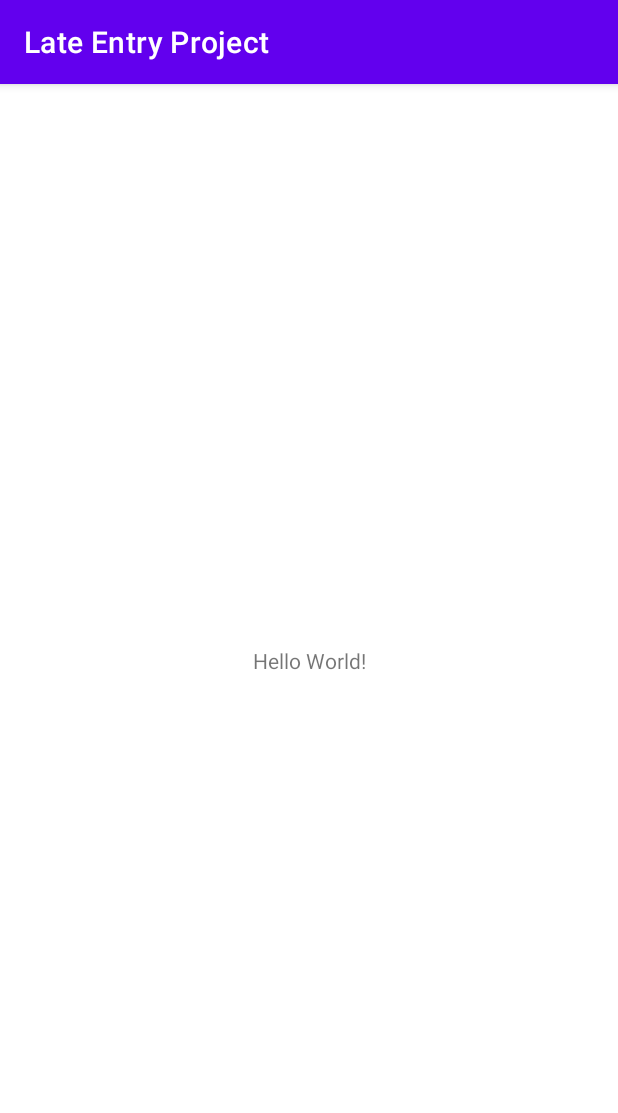
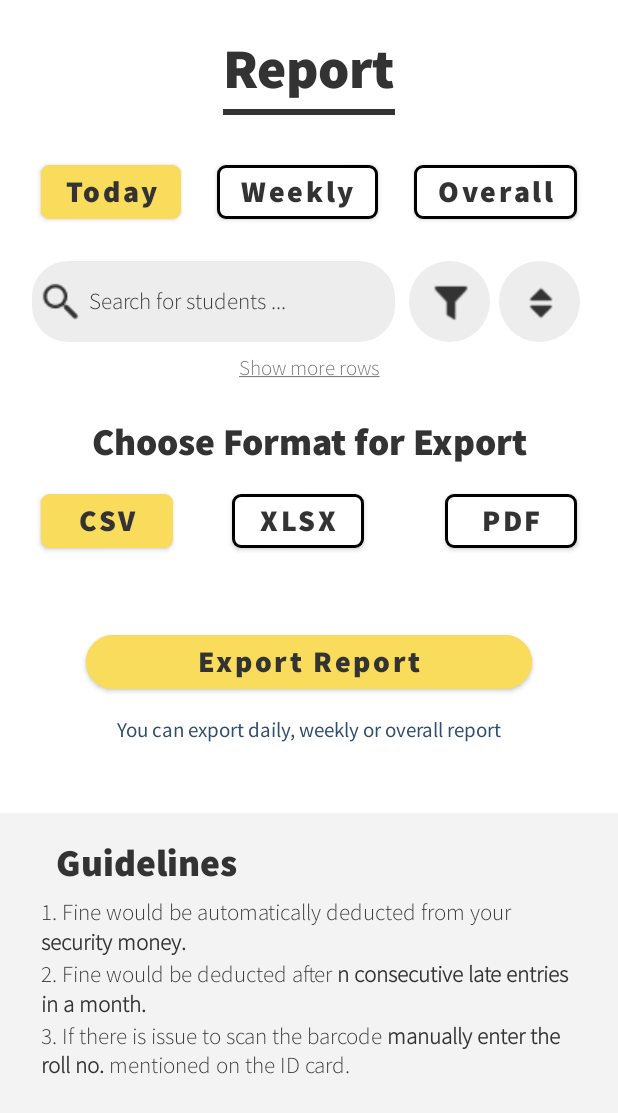
Before and after one commit to Jyotsna2002/Late-Entry-Project, an Android app: the screen it shows after launch (MainActivity), on a phone screen of 412 x 824 dp. Shown: the top 1113 px of the screen. Run offline under Robolectric (Android 15) with nearby library versions, the phone set to English and light mode, and no system bars.

Commit message:
created report layout

```diff
--- a/app/build.gradle
+++ b/app/build.gradle
@@ -29,6 +29,9 @@ android {
     kotlinOptions {
         jvmTarget = '1.8'
     }
+    buildFeatures{
+        viewBinding true
+    }
 }
 
 dependencies {
--- a/app/src/main/java/com/example/lateentryproject/MainActivity.kt
+++ b/app/src/main/java/com/example/lateentryproject/MainActivity.kt
@@ -2,10 +2,16 @@ package com.example.lateentryproject
 
 import androidx.appcompat.app.AppCompatActivity
 import android.os.Bundle
+import com.example.lateentryproject.databinding.ActivityMainBinding
 
 class MainActivity : AppCompatActivity() {
+    private lateinit var binding: ActivityMainBinding
+
     override fun onCreate(savedInstanceState: Bundle?) {
         super.onCreate(savedInstanceState)
-        setContentView(R.layout.activity_main)
+        binding = ActivityMainBinding.inflate(layoutInflater)
+        setContentView(binding.root)
+
+        supportFragmentManager.beginTransaction().replace(R.id.fragmentContainerView, Report()).commit()
     }
 }
--- /dev/null
+++ b/app/src/main/java/com/example/lateentryproject/Report.kt
@@ -0,0 +1,18 @@
+package com.example.lateentryproject
+
+import android.os.Bundle
+import android.view.View
+import androidx.fragment.app.Fragment
+import com.example.lateentryproject.databinding.ReportBinding
+
+class Report : Fragment(R.layout.report) {
+	private lateinit var binding: ReportBinding
+
+	override fun onViewCreated(view: View, savedInstanceState: Bundle?) {
+		super.onViewCreated(view, savedInstanceState)
+		binding = ReportBinding.bind(view)
+		binding.apply {
+
+		}
+	}
+}
--- /dev/null
+++ b/app/src/main/res/drawable/edit_text_background.xml
@@ -0,0 +1,8 @@
+<?xml version="1.0" encoding="utf-8"?>
+<shape xmlns:android="http://schemas.android.com/apk/res/android"
+    android:shape="rectangle">
+
+    <solid android:color="@color/grey"/>
+    <corners android:radius="23.6842dp"/>
+
+</shape>
--- a/app/src/main/res/layout/activity_main.xml
+++ b/app/src/main/res/layout/activity_main.xml
@@ -6,13 +6,13 @@
     android:layout_height="match_parent"
     tools:context=".MainActivity">
 
-    <TextView
-        android:layout_width="wrap_content"
-        android:layout_height="wrap_content"
-        android:text="Hello World!"
-        app:layout_constraintBottom_toBottomOf="parent"
-        app:layout_constraintLeft_toLeftOf="parent"
-        app:layout_constraintRight_toRightOf="parent"
+    <androidx.fragment.app.FragmentContainerView
+        android:id="@+id/fragmentContainerView"
+        android:layout_width="match_parent"
+        android:layout_height="match_parent"
+        app:layout_constraintBottom_toTopOf="parent"
+        app:layout_constraintEnd_toEndOf="parent"
+        app:layout_constraintStart_toStartOf="parent"
         app:layout_constraintTop_toTopOf="parent" />
 
 </androidx.constraintlayout.widget.ConstraintLayout>
--- /dev/null
+++ b/app/src/main/res/layout/report.xml
@@ -0,0 +1,258 @@
+<?xml version="1.0" encoding="utf-8"?>
+<ScrollView xmlns:android="http://schemas.android.com/apk/res/android"
+    xmlns:app="http://schemas.android.com/apk/res-auto"
+    android:layout_width="match_parent"
+    android:layout_height="match_parent">
+
+    <androidx.constraintlayout.widget.ConstraintLayout
+        android:layout_width="match_parent"
+        android:layout_height="wrap_content">
+
+        <TextView
+            android:id="@+id/heading"
+            android:layout_width="wrap_content"
+            android:layout_height="wrap_content"
+            android:layout_marginTop="20dp"
+            android:text="@string/report"
+            android:textSize="37sp"
+            app:layout_constraintEnd_toEndOf="parent"
+            app:layout_constraintStart_toStartOf="parent"
+            app:layout_constraintTop_toTopOf="parent" />
+
+        <View
+            android:id="@+id/view"
+            android:layout_width="0dp"
+            android:layout_height="4dp"
+            android:layout_marginTop="1dp"
+            android:background="@color/dark"
+            app:layout_constraintEnd_toEndOf="@+id/heading"
+            app:layout_constraintStart_toStartOf="@+id/heading"
+            app:layout_constraintTop_toBottomOf="@+id/heading" />
+
+        <com.google.android.material.button.MaterialButton
+            android:id="@+id/materialButton3"
+            android:layout_width="wrap_content"
+            android:layout_height="wrap_content"
+            android:layout_marginStart="27dp"
+            android:layout_marginTop="27dp"
+            android:backgroundTint="#F9DC5C"
+            android:text="Today"
+            android:textSize="20sp"
+            app:cornerRadius="6dp"
+            app:layout_constraintStart_toStartOf="parent"
+            app:layout_constraintTop_toBottomOf="@+id/view" />
+
+        <com.google.android.material.button.MaterialButton
+            android:id="@+id/materialButton4"
+            android:layout_width="wrap_content"
+            android:layout_height="wrap_content"
+            android:layout_marginTop="27dp"
+            android:layout_marginEnd="27dp"
+            android:backgroundTint="@color/white"
+            android:text="Overall"
+            android:textSize="20sp"
+            app:cornerRadius="6dp"
+            app:layout_constraintEnd_toEndOf="parent"
+            app:layout_constraintTop_toBottomOf="@+id/view"
+            app:strokeWidth="2dp" />
+
+        <com.google.android.material.button.MaterialButton
+            android:id="@+id/materialButton5"
+            android:layout_width="wrap_content"
+            android:layout_height="wrap_content"
+            android:layout_marginTop="27dp"
+            android:backgroundTint="@color/white"
+            android:text="Weekly"
+            android:textSize="20sp"
+            app:cornerRadius="6dp"
+            app:layout_constraintEnd_toStartOf="@+id/materialButton4"
+            app:layout_constraintStart_toEndOf="@+id/materialButton3"
+            app:layout_constraintTop_toBottomOf="@+id/view"
+            app:strokeWidth="2dp" />
+
+        <EditText
+            android:id="@+id/editText"
+            android:layout_width="0dp"
+            android:layout_height="0dp"
+            android:drawableStart="@drawable/ic_search"
+            android:drawablePadding="5dp"
+            android:layout_marginStart="21dp"
+            android:layout_marginTop="22dp"
+            android:layout_marginEnd="9dp"
+            android:background="@drawable/edit_text_background"
+            android:fontFamily="@font/source_sans_pro_light"
+            android:hint="Search for students ..."
+            android:inputType="textPersonName"
+            android:paddingStart="5dp"
+            android:paddingTop="10dp"
+            android:paddingEnd="10dp"
+            android:paddingBottom="10dp"
+            android:textColorHint="@color/dark"
+            android:textSize="15sp"
+            app:layout_constraintBottom_toBottomOf="@+id/floatingActionButton"
+            app:layout_constraintEnd_toStartOf="@+id/floatingActionButton"
+            app:layout_constraintStart_toStartOf="parent"
+            app:layout_constraintTop_toBottomOf="@+id/materialButton3" />
+
+        <com.google.android.material.floatingactionbutton.FloatingActionButton
+            android:id="@+id/floatingActionButton"
+            android:layout_width="54dp"
+            android:layout_height="54dp"
+            android:layout_marginTop="22dp"
+            android:layout_marginEnd="6dp"
+            app:backgroundTint="@color/grey"
+            app:borderWidth="0dp"
+            app:elevation="0dp"
+            app:layout_constraintEnd_toStartOf="@+id/floatingActionButton2"
+            app:layout_constraintTop_toBottomOf="@+id/materialButton4"
+            app:srcCompat="@drawable/ic_funnel"
+            app:tint="@color/dark" />
+
+        <com.google.android.material.floatingactionbutton.FloatingActionButton
+            android:id="@+id/floatingActionButton2"
+            android:layout_width="54dp"
+            android:layout_height="54dp"
+            android:layout_marginTop="22dp"
+            android:layout_marginEnd="25dp"
+            app:backgroundTint="@color/grey"
+            app:borderWidth="0dp"
+            app:elevation="0dp"
+            app:layout_constraintEnd_toEndOf="parent"
+            app:layout_constraintTop_toBottomOf="@+id/materialButton4"
+            app:srcCompat="@drawable/ic_sort"
+            app:tint="@color/dark" />
+
+        <androidx.recyclerview.widget.RecyclerView
+            android:id="@+id/recyclerView"
+            android:layout_width="match_parent"
+            android:layout_height="wrap_content"
+            app:layout_constraintTop_toBottomOf="@+id/editText" />
+
+        <TextView
+            android:id="@+id/textView"
+            android:layout_width="wrap_content"
+            android:layout_height="wrap_content"
+            android:layout_marginTop="8dp"
+            android:fontFamily="@font/source_sans_pro_light"
+            android:text="@string/show_more_rows"
+            android:textColor="#787878"
+            app:layout_constraintEnd_toEndOf="parent"
+            app:layout_constraintStart_toStartOf="parent"
+            app:layout_constraintTop_toBottomOf="@+id/recyclerView" />
+
+        <TextView
+            android:id="@+id/textView2"
+            android:layout_width="wrap_content"
+            android:layout_height="wrap_content"
+            android:layout_marginTop="23dp"
+            android:text="Choose Format for Export"
+            android:textSize="25sp"
+            app:layout_constraintEnd_toEndOf="parent"
+            app:layout_constraintStart_toStartOf="parent"
+            app:layout_constraintTop_toBottomOf="@+id/textView" />
+
+        <com.google.android.material.button.MaterialButton
+            android:id="@+id/materialButton6"
+            android:layout_width="wrap_content"
+            android:layout_height="wrap_content"
+            android:layout_marginStart="27dp"
+            android:layout_marginTop="11dp"
+            android:backgroundTint="#F9DC5C"
+            android:text="CSV"
+            android:textSize="20sp"
+            app:cornerRadius="6dp"
+            app:layout_constraintStart_toStartOf="parent"
+            app:layout_constraintTop_toBottomOf="@+id/textView2" />
+
+        <com.google.android.material.button.MaterialButton
+            android:id="@+id/materialButton7"
+            android:layout_width="wrap_content"
+            android:layout_height="wrap_content"
+            android:layout_marginTop="11dp"
+            android:layout_marginEnd="27dp"
+            android:backgroundTint="@color/white"
+            android:text="PDF"
+            android:textSize="20sp"
+            app:cornerRadius="6dp"
+            app:layout_constraintEnd_toEndOf="parent"
+            app:layout_constraintTop_toBottomOf="@+id/textView2"
+            app:strokeWidth="2dp" />
+
+        <com.google.android.material.button.MaterialButton
+            android:id="@+id/materialButton8"
+            android:layout_width="wrap_content"
+            android:layout_height="wrap_content"
+            android:layout_marginTop="11dp"
+            android:backgroundTint="@color/white"
+            android:text="XLSX"
+            android:textSize="20sp"
+            app:cornerRadius="6dp"
+            app:layout_constraintEnd_toStartOf="@+id/materialButton4"
+            app:layout_constraintStart_toEndOf="@+id/materialButton3"
+            app:layout_constraintTop_toBottomOf="@+id/textView2"
+            app:strokeWidth="2dp" />
+
+        <com.google.android.material.button.MaterialButton
+            android:id="@+id/materialButton"
+            android:layout_width="0dp"
+            android:layout_height="wrap_content"
+            android:layout_marginStart="57dp"
+            android:layout_marginTop="46dp"
+            android:layout_marginEnd="57dp"
+            android:backgroundTint="#F9DC5C"
+            android:text="Export Report"
+            android:textSize="20sp"
+            app:cornerRadius="60dp"
+            app:layout_constraintEnd_toEndOf="parent"
+            app:layout_constraintStart_toStartOf="parent"
+            app:layout_constraintTop_toBottomOf="@+id/materialButton8" />
+
+        <TextView
+            android:id="@+id/textView4"
+            android:layout_width="wrap_content"
+            android:layout_height="wrap_content"
+            android:layout_marginTop="12dp"
+            android:fontFamily="@font/source_sans_pro_regular"
+            android:text="You can export daily, weekly or overall report"
+            android:textColor="#304D6D"
+            app:layout_constraintEnd_toEndOf="parent"
+            app:layout_constraintStart_toStartOf="parent"
+            app:layout_constraintTop_toBottomOf="@+id/materialButton" />
+
+        <androidx.constraintlayout.widget.ConstraintLayout
+            android:layout_width="match_parent"
+            android:layout_height="wrap_content"
+            android:layout_marginTop="46dp"
+            android:background="#F3F3F3"
+            app:layout_constraintTop_toBottomOf="@+id/textView4">
+
+            <TextView
+                android:id="@+id/textView5"
+                android:layout_width="wrap_content"
+                android:layout_height="wrap_content"
+                android:layout_marginStart="37dp"
+                android:layout_marginTop="16dp"
+                android:text="Guidelines"
+                android:textSize="25sp"
+                app:layout_constraintStart_toStartOf="parent"
+                app:layout_constraintTop_toTopOf="parent" />
+
+            <TextView
+                android:layout_width="0dp"
+                android:layout_height="wrap_content"
+                android:layout_marginStart="27dp"
+                android:layout_marginTop="5dp"
+                android:layout_marginEnd="28dp"
+                android:layout_marginBottom="22dp"
+                android:fontFamily="@font/source_sans_pro_light"
+                android:text="@string/guidelines"
+                android:textSize="15sp"
+                app:layout_constraintBottom_toBottomOf="parent"
+                app:layout_constraintEnd_toEndOf="parent"
+                app:layout_constraintStart_toStartOf="parent"
+                app:layout_constraintTop_toBottomOf="@+id/textView5" />
+
+        </androidx.constraintlayout.widget.ConstraintLayout>
+
+    </androidx.constraintlayout.widget.ConstraintLayout>
+</ScrollView>
--- a/app/src/main/res/values-night/themes.xml
+++ b/app/src/main/res/values-night/themes.xml
@@ -1,16 +1,17 @@
 <resources xmlns:tools="http://schemas.android.com/tools">
     <!-- Base application theme. -->
-    <style name="Theme.LateEntryProject" parent="Theme.MaterialComponents.DayNight.DarkActionBar">
+    <style name="Theme.LateEntryProject" parent="Theme.MaterialComponents.DayNight.NoActionBar">
         <!-- Primary brand color. -->
         <item name="colorPrimary">@color/purple_200</item>
         <item name="colorPrimaryVariant">@color/purple_700</item>
-        <item name="colorOnPrimary">@color/black</item>
+        <item name="colorOnPrimary">@color/dark</item>
         <!-- Secondary brand color. -->
         <item name="colorSecondary">@color/teal_200</item>
         <item name="colorSecondaryVariant">@color/teal_200</item>
         <item name="colorOnSecondary">@color/black</item>
         <!-- Status bar color. -->
-        <item name="android:statusBarColor" tools:targetApi="l">?attr/colorPrimaryVariant</item>
+        <item name="android:statusBarColor" tools:targetApi="l">#333333</item>
         <!-- Customize your theme here. -->
+        <item name="android:fontFamily">@font/source_sans_pro_black</item>
     </style>
 </resources>
--- a/app/src/main/res/values/colors.xml
+++ b/app/src/main/res/values/colors.xml
@@ -7,4 +7,6 @@
     <color name="teal_700">#FF018786</color>
     <color name="black">#FF000000</color>
     <color name="white">#FFFFFFFF</color>
+    <color name="dark">#333333</color>
+    <color name="grey">#EDEDED</color>
 </resources>
--- a/app/src/main/res/values/strings.xml
+++ b/app/src/main/res/values/strings.xml
@@ -1,3 +1,6 @@
 <resources>
     <string name="app_name">Late Entry Project</string>
+    <string name="report">Report</string>
+    <string name="show_more_rows"><u>Show more rows</u></string>
+    <string name="guidelines">1. Fine would be automatically deducted from your <b>security money.</b>\n2. Fine would be deducted after <b>n consecutive late entries in a month.</b>\n3. If there is issue to scan the barcode <b>manually enter the roll no.</b> mentioned on the ID card.</string>
 </resources>
--- a/app/src/main/res/values/themes.xml
+++ b/app/src/main/res/values/themes.xml
@@ -1,16 +1,19 @@
 <resources xmlns:tools="http://schemas.android.com/tools">
     <!-- Base application theme. -->
-    <style name="Theme.LateEntryProject" parent="Theme.MaterialComponents.DayNight.DarkActionBar">
+    <style name="Theme.LateEntryProject" parent="Theme.MaterialComponents.DayNight.NoActionBar">
         <!-- Primary brand color. -->
         <item name="colorPrimary">@color/purple_500</item>
         <item name="colorPrimaryVariant">@color/purple_700</item>
-        <item name="colorOnPrimary">@color/white</item>
+        <item name="colorOnPrimary">@color/dark</item>
         <!-- Secondary brand color. -->
         <item name="colorSecondary">@color/teal_200</item>
         <item name="colorSecondaryVariant">@color/teal_700</item>
         <item name="colorOnSecondary">@color/black</item>
         <!-- Status bar color. -->
-        <item name="android:statusBarColor" tools:targetApi="l">?attr/colorPrimaryVariant</item>
+        <item name="android:statusBarColor" tools:targetApi="l">@color/dark</item>
         <!-- Customize your theme here. -->
+        <item name="android:fontFamily">@font/source_sans_pro_black</item>
+        <item name="android:textAllCaps">false</item>
+        <item name="android:textColor">@color/dark</item>
     </style>
 </resources>
--- a/build.gradle
+++ b/build.gradle
@@ -5,7 +5,7 @@ buildscript {
         mavenCentral()
     }
     dependencies {
-        classpath "com.android.tools.build:gradle:7.0.4"
+        classpath 'com.android.tools.build:gradle:7.1.3'
         classpath "org.jetbrains.kotlin:kotlin-gradle-plugin:1.6.10"
 
         // NOTE: Do not place your application dependencies here; they belong
```
Also changed, not shown: app/src/main/res/drawable/ic_funnel.png (added), app/src/main/res/drawable/ic_search.png (added), app/src/main/res/drawable/ic_sort.png (added), app/src/main/res/font/source_sans_pro_black.ttf (added), app/src/main/res/font/source_sans_pro_light.ttf (added), app/src/main/res/font/source_sans_pro_regular.ttf (added), gradle/wrapper/gradle-wrapper.properties.
